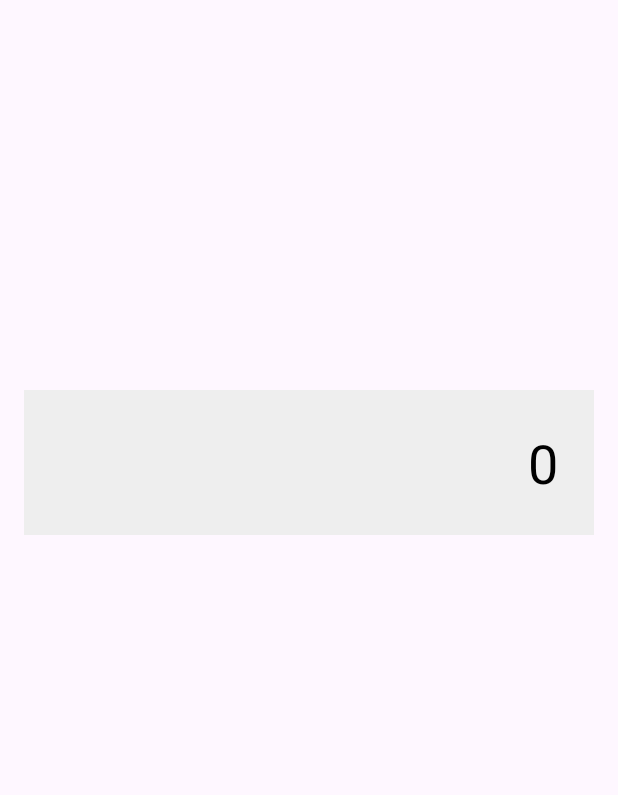
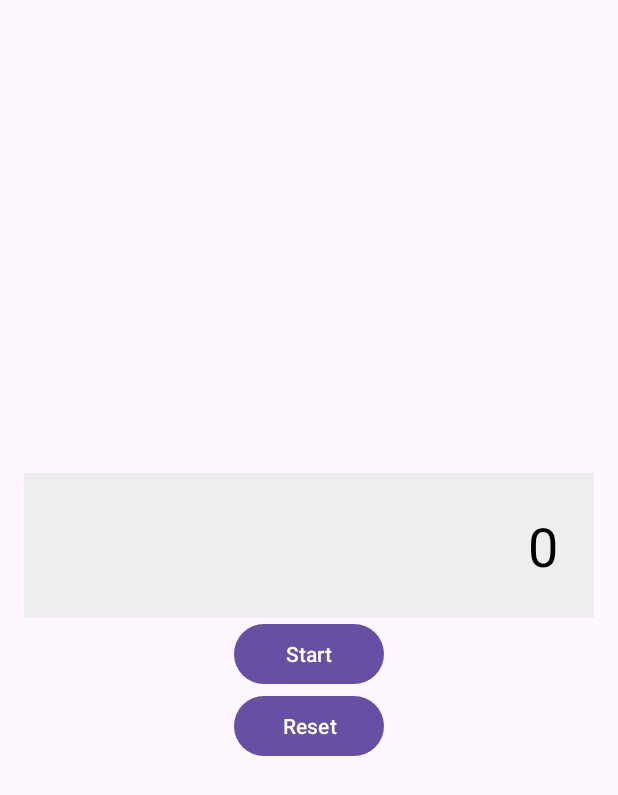
Before and after one commit to Podfighter/EE3880, an Android app: the layout activity_main.xml on its own in the app's theme, with its tools: preview values and no code run, on a phone screen of 412 x 824 dp. Shown: the top 795 px of the screen. Run offline under Robolectric (Android 15) with nearby library versions, the phone set to English and light mode, and no system bars.

Commit message:
Finished Lab 3

```diff
--- a/Lab3/app/src/main/res/layout/activity_main.xml
+++ b/Lab3/app/src/main/res/layout/activity_main.xml
@@ -21,14 +21,14 @@ android:textColor="#000000" />
 
 <Button
     android:id="@+id/StartStop"
-    android:layout_width="0dp"
+    android:layout_width="100dp"
     android:layout_height="wrap_content"
     android:layout_columnWeight="1"
     android:onClick = "OnStartStopClick"
     android:text="@string/Start" />
 <Button
     android:id="@+id/Reset"
-    android:layout_width="0dp"
+    android:layout_width="100dp"
     android:layout_height="wrap_content"
     android:layout_columnWeight="1"
     android:onClick = "OnResetClick"
```
Also changed, not shown: Lab3/app/src/main/java/com/example/stopwatchsample/MainActivity.java (+37 -1 lines), Lab3/app/src/main/java/com/example/stopwatchsample/StopwatchViewModel.java (+13 -5 lines).
